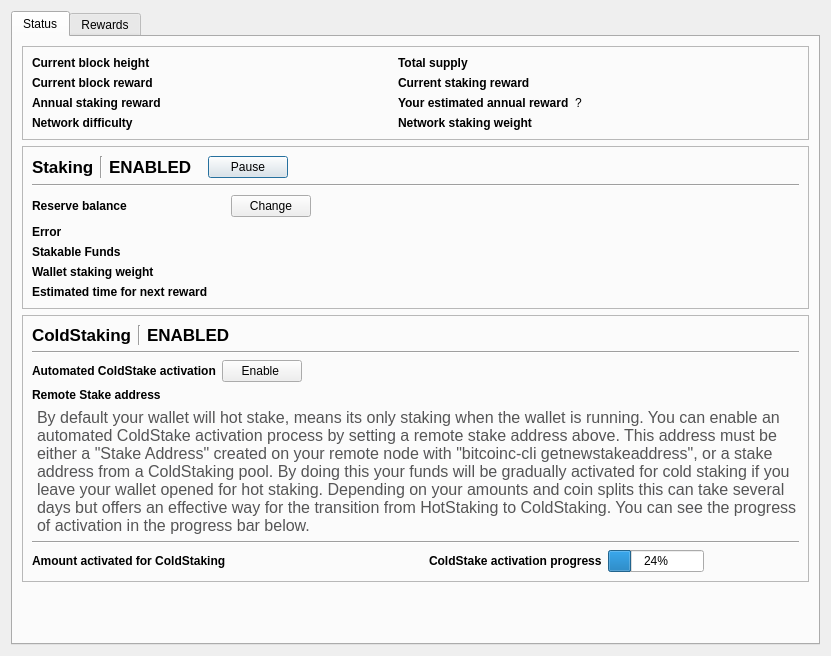
Old version of the form src/qt/forms/stakingdialog.ui in the repository Bitcoin-Confidential/BitcoinC-Core.
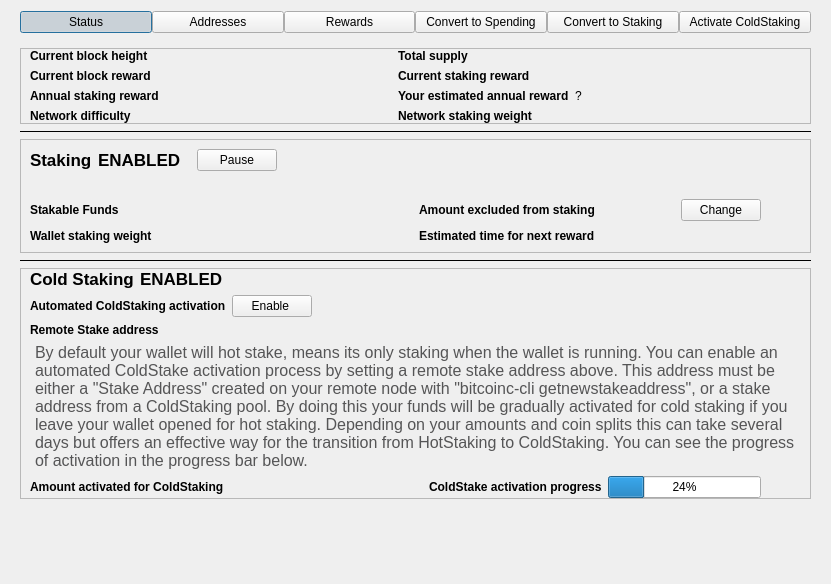
New version of the form.

```diff
--- a/src/qt/forms/stakingdialog.ui
+++ b/src/qt/forms/stakingdialog.ui
@@ -7,29 +7,144 @@
     <x>0</x>
     <y>0</y>
     <width>831</width>
-    <height>656</height>
+    <height>584</height>
    </rect>
   </property>
   <property name="windowTitle">
    <string>Send Coins</string>
   </property>
-  <layout class="QVBoxLayout" name="verticalLayout" stretch="0">
+  <layout class="QVBoxLayout" name="verticalLayout_6">
    <item>
-    <widget class="QTabWidget" name="tabWidget">
-     <property name="minimumSize">
-      <size>
-       <width>0</width>
-       <height>0</height>
-      </size>
+    <layout class="QHBoxLayout" name="horizontalLayout_6">
+     <property name="spacing">
+      <number>0</number>
      </property>
+     <property name="leftMargin">
+      <number>9</number>
+     </property>
+     <property name="rightMargin">
+      <number>9</number>
+     </property>
+     <item>
+      <widget class="QPushButton" name="btnStakingStatus">
+       <property name="sizePolicy">
+        <sizepolicy hsizetype="Preferred" vsizetype="Fixed">
+         <horstretch>0</horstretch>
+         <verstretch>0</verstretch>
+        </sizepolicy>
+       </property>
+       <property name="text">
+        <string>Status</string>
+       </property>
+       <property name="checkable">
+        <bool>true</bool>
+       </property>
+       <property name="checked">
+        <bool>true</bool>
+       </property>
+      </widget>
+     </item>
+     <item>
+      <widget class="QPushButton" name="btnStakingAddresses">
+       <property name="sizePolicy">
+        <sizepolicy hsizetype="Preferred" vsizetype="Fixed">
+         <horstretch>0</horstretch>
+         <verstretch>0</verstretch>
+        </sizepolicy>
+       </property>
+       <property name="text">
+        <string>Addresses</string>
+       </property>
+       <property name="checkable">
+        <bool>true</bool>
+       </property>
+      </widget>
+     </item>
+     <item>
+      <widget class="QPushButton" name="btnStakingRewards">
+       <property name="sizePolicy">
+        <sizepolicy hsizetype="Preferred" vsizetype="Fixed">
+         <horstretch>0</horstretch>
+         <verstretch>0</verstretch>
+        </sizepolicy>
+       </property>
+       <property name="text">
+        <string>Rewards</string>
+       </property>
+       <property name="checkable">
+        <bool>true</bool>
+       </property>
+      </widget>
+     </item>
+     <item>
+      <widget class="QPushButton" name="btnStakingToSpending">
+       <property name="sizePolicy">
+        <sizepolicy hsizetype="Preferred" vsizetype="Fixed">
+         <horstretch>0</horstretch>
+         <verstretch>0</verstretch>
+        </sizepolicy>
+       </property>
+       <property name="text">
+        <string>Convert to Spending</string>
+       </property>
+       <property name="checkable">
+        <bool>true</bool>
+       </property>
+      </widget>
+     </item>
+     <item>
+      <widget class="QPushButton" name="btnStakingToStaking">
+       <property name="sizePolicy">
+        <sizepolicy hsizetype="Preferred" vsizetype="Fixed">
+         <horstretch>0</horstretch>
+         <verstretch>0</verstretch>
+        </sizepolicy>
+       </property>
+       <property name="text">
+        <string>Convert to Staking</string>
+       </property>
+       <property name="checkable">
+        <bool>true</bool>
+       </property>
+      </widget>
+     </item>
+     <item>
+      <widget class="QPushButton" name="btnStakingActivateColdStaking">
+       <property name="sizePolicy">
+        <sizepolicy hsizetype="Preferred" vsizetype="Fixed">
+         <horstretch>0</horstretch>
+         <verstretch>0</verstretch>
+        </sizepolicy>
+       </property>
+       <property name="text">
+        <string>Activate ColdStaking</string>
+       </property>
+       <property name="checkable">
+        <bool>true</bool>
+       </property>
+      </widget>
+     </item>
+    </layout>
+   </item>
+   <item>
+    <widget class="QStackedWidget" name="stackedWidget">
      <property name="currentIndex">
       <number>0</number>
      </property>
-     <widget class="QWidget" name="tab">
-      <attribute name="title">
-       <string>Status</string>
-      </attribute>
-      <layout class="QVBoxLayout" name="verticalLayout_10">
+     <widget class="QWidget" name="page">
+      <layout class="QVBoxLayout" name="verticalLayout_8">
+       <property name="leftMargin">
+        <number>9</number>
+       </property>
+       <property name="topMargin">
+        <number>9</number>
+       </property>
+       <property name="rightMargin">
+        <number>9</number>
+       </property>
+       <property name="bottomMargin">
+        <number>9</number>
+       </property>
        <item>
         <widget class="QFrame" name="frameStakingInfo">
          <property name="minimumSize">
@@ -45,6 +160,18 @@
           <enum>QFrame::Raised</enum>
          </property>
          <layout class="QVBoxLayout" name="verticalLayout_2">
+          <property name="leftMargin">
+           <number>9</number>
+          </property>
+          <property name="topMargin">
+           <number>0</number>
+          </property>
+          <property name="rightMargin">
+           <number>9</number>
+          </property>
+          <property name="bottomMargin">
+           <number>0</number>
+          </property>
           <item>
            <layout class="QGridLayout" name="gridLayout_4">
             <item row="0" column="3">
@@ -248,6 +375,16 @@
          </layout>
         </widget>
        </item>
+       <item>
+        <widget class="Line" name="hotStakingLine">
+         <property name="frameShadow">
+          <enum>QFrame::Plain</enum>
+         </property>
+         <property name="orientation">
+          <enum>Qt::Horizontal</enum>
+         </property>
+        </widget>
+       </item>
        <item>
         <widget class="QFrame" name="frameHotStakingInfo">
          <property name="minimumSize">
@@ -292,13 +429,6 @@
               </property>
              </widget>
             </item>
-            <item>
-             <widget class="Line" name="line">
-              <property name="orientation">
-               <enum>Qt::Vertical</enum>
-              </property>
-             </widget>
-            </item>
             <item>
              <widget class="QLabel" name="lblHotStakingEnabled">
               <property name="sizePolicy">
@@ -362,53 +492,28 @@
            </layout>
           </item>
           <item>
-           <widget class="Line" name="line_8">
-            <property name="orientation">
-             <enum>Qt::Horizontal</enum>
-            </property>
-           </widget>
+           <layout class="QHBoxLayout" name="horizontalLayout_7">
+            <item>
+             <widget class="QLabel" name="lblHotStakingError">
+              <property name="sizePolicy">
+               <sizepolicy hsizetype="Expanding" vsizetype="Preferred">
+                <horstretch>0</horstretch>
+                <verstretch>0</verstretch>
+               </sizepolicy>
+              </property>
+              <property name="text">
+               <string/>
+              </property>
+              <property name="wordWrap">
+               <bool>true</bool>
+              </property>
+             </widget>
+            </item>
+           </layout>
           </item>
           <item>
            <layout class="QGridLayout" name="gridLayout_3">
-            <item row="0" column="0">
-             <widget class="QLabel" name="lblHotStakingErrorLabel_2">
-              <property name="minimumSize">
-               <size>
-                <width>0</width>
-                <height>26</height>
-               </size>
-              </property>
-              <property name="maximumSize">
-               <size>
-                <width>16777215</width>
-                <height>26</height>
-               </size>
-              </property>
-              <property name="font">
-               <font>
-                <weight>75</weight>
-                <bold>true</bold>
-               </font>
-              </property>
-              <property name="text">
-               <string>Reserve balance</string>
-              </property>
-             </widget>
-            </item>
-            <item row="3" column="0">
-             <widget class="QLabel" name="lblHotStakingWalletWeightLabel">
-              <property name="font">
-               <font>
-                <weight>75</weight>
-                <bold>true</bold>
-               </font>
-              </property>
-              <property name="text">
-               <string>Wallet staking weight</string>
-              </property>
-             </widget>
-            </item>
-            <item row="4" column="0">
+            <item row="1" column="2">
              <widget class="QLabel" name="lblHotStakingExpectedTimeLabel">
               <property name="font">
                <font>
@@ -421,20 +526,7 @@
               </property>
              </widget>
             </item>
-            <item row="1" column="0">
-             <widget class="QLabel" name="lblHotStakingErrorLabel">
-              <property name="font">
-               <font>
-                <weight>75</weight>
-                <bold>true</bold>
-               </font>
-              </property>
-              <property name="text">
-               <string>Error</string>
-              </property>
-             </widget>
-            </item>
-            <item row="2" column="0">
+            <item row="0" column="0">
              <widget class="QLabel" name="lblHotStakingAmountLabel">
               <property name="font">
                <font>
@@ -447,7 +539,59 @@
               </property>
              </widget>
             </item>
+            <item row="0" column="2">
+             <widget class="QLabel" name="lblHotStakingReserveBalanceLabel">
+              <property name="minimumSize">
+               <size>
+                <width>0</width>
+                <height>26</height>
+               </size>
+              </property>
+              <property name="maximumSize">
+               <size>
+                <width>16777215</width>
+                <height>26</height>
+               </size>
+              </property>
+              <property name="font">
+               <font>
+                <weight>75</weight>
+                <bold>true</bold>
+               </font>
+              </property>
+              <property name="text">
+               <string>Amount excluded from staking</string>
+              </property>
+             </widget>
+            </item>
+            <item row="1" column="1">
+             <widget class="QLabel" name="lblHotStakingWalletWeight">
+              <property name="text">
+               <string/>
+              </property>
+             </widget>
+            </item>
+            <item row="1" column="0">
+             <widget class="QLabel" name="lblHotStakingWalletWeightLabel">
+              <property name="font">
+               <font>
+                <weight>75</weight>
+                <bold>true</bold>
+               </font>
+              </property>
+              <property name="text">
+               <string>Wallet staking weight</string>
+              </property>
+             </widget>
+            </item>
             <item row="0" column="1">
+             <widget class="QLabel" name="lblHotStakingAmount">
+              <property name="text">
+               <string/>
+              </property>
+             </widget>
+            </item>
+            <item row="0" column="3">
              <layout class="QHBoxLayout" name="horizontalLayout_3">
               <property name="spacing">
                <number>0</number>
@@ -506,7 +650,7 @@
                  <enum>Qt::Horizontal</enum>
                 </property>
                 <property name="sizeType">
-                 <enum>QSizePolicy::Expanding</enum>
+                 <enum>QSizePolicy::Preferred</enum>
                 </property>
                 <property name="sizeHint" stdset="0">
                  <size>
@@ -518,37 +662,7 @@
               </item>
              </layout>
             </item>
-            <item row="1" column="1">
-             <widget class="QLabel" name="lblHotStakingError">
-              <property name="sizePolicy">
-               <sizepolicy hsizetype="Expanding" vsizetype="Preferred">
-                <horstretch>0</horstretch>
-                <verstretch>0</verstretch>
-               </sizepolicy>
-              </property>
-              <property name="text">
-               <string/>
-              </property>
-              <property name="wordWrap">
-               <bool>true</bool>
-              </property>
-             </widget>
-            </item>
-            <item row="2" column="1">
-             <widget class="QLabel" name="lblHotStakingAmount">
-              <property name="text">
-               <string/>
-              </property>
-             </widget>
-            </item>
-            <item row="3" column="1">
-             <widget class="QLabel" name="lblHotStakingWalletWeight">
-              <property name="text">
-               <string/>
-              </property>
-             </widget>
-            </item>
-            <item row="4" column="1">
+            <item row="1" column="3">
              <widget class="QLabel" name="lblHotStakingExpectedTime">
               <property name="text">
                <string/>
@@ -560,6 +674,16 @@
          </layout>
         </widget>
        </item>
+       <item>
+        <widget class="Line" name="coldStakingLine">
+         <property name="frameShadow">
+          <enum>QFrame::Plain</enum>
+         </property>
+         <property name="orientation">
+          <enum>Qt::Horizontal</enum>
+         </property>
+        </widget>
+       </item>
        <item>
         <widget class="QFrame" name="frameColdStakingInfo">
          <property name="minimumSize">
@@ -575,6 +699,21 @@
           <enum>QFrame::Raised</enum>
          </property>
          <layout class="QVBoxLayout" name="verticalLayout_4">
+          <property name="spacing">
+           <number>6</number>
+          </property>
+          <property name="leftMargin">
+           <number>9</number>
+          </property>
+          <property name="topMargin">
+           <number>0</number>
+          </property>
+          <property name="rightMargin">
+           <number>9</number>
+          </property>
+          <property name="bottomMargin">
+           <number>0</number>
+          </property>
           <item>
            <layout class="QHBoxLayout" name="horizontalLayoutCoinControl1_4">
             <property name="bottomMargin">
@@ -600,14 +739,7 @@
                <string notr="true">font-weight:bold;</string>
               </property>
               <property name="text">
-               <string>ColdStaking</string>
-              </property>
-             </widget>
-            </item>
-            <item>
-             <widget class="Line" name="line_7">
-              <property name="orientation">
-               <enum>Qt::Vertical</enum>
+               <string>Cold Staking</string>
               </property>
              </widget>
             </item>
@@ -637,13 +769,6 @@
             </item>
            </layout>
           </item>
-          <item>
-           <widget class="Line" name="line_5">
-            <property name="orientation">
-             <enum>Qt::Horizontal</enum>
-            </property>
-           </widget>
-          </item>
           <item>
            <layout class="QGridLayout" name="gridLayout_2">
             <item row="1" column="0">
@@ -668,7 +793,7 @@
                </font>
               </property>
               <property name="text">
-               <string>Automated ColdStake activation</string>
+               <string>Automated ColdStaking activation</string>
               </property>
              </widget>
             </item>
@@ -762,13 +887,6 @@
             </item>
            </layout>
           </item>
-          <item>
-           <widget class="Line" name="coldStakingLowerLine">
-            <property name="orientation">
-             <enum>Qt::Horizontal</enum>
-            </property>
-           </widget>
-          </item>
           <item>
            <layout class="QGridLayout" name="gridLayout">
             <item row="0" column="2">
@@ -848,6 +966,9 @@
                 <property name="orientation">
                  <enum>Qt::Horizontal</enum>
                 </property>
+                <property name="sizeType">
+                 <enum>QSizePolicy::Preferred</enum>
+                </property>
                 <property name="sizeHint" stdset="0">
                  <size>
                   <width>40</width>
@@ -870,8 +991,8 @@
          </property>
          <property name="sizeHint" stdset="0">
           <size>
-           <width>20</width>
-           <height>58</height>
+           <width>788</width>
+           <height>34</height>
           </size>
          </property>
         </spacer>
@@ -879,10 +1000,7 @@
       </layout>
      </widget>
      <widget class="QWidget" name="rewardsTab">
-      <attribute name="title">
-       <string>Rewards</string>
-      </attribute>
-      <layout class="QVBoxLayout" name="verticalLayout_6">
+      <layout class="QVBoxLayout" name="verticalLayout">
        <item>
         <widget class="QFrame" name="frame">
          <property name="frameShape">
```
Left out of the diff: 67 changed lines with no effect on the pictures.
